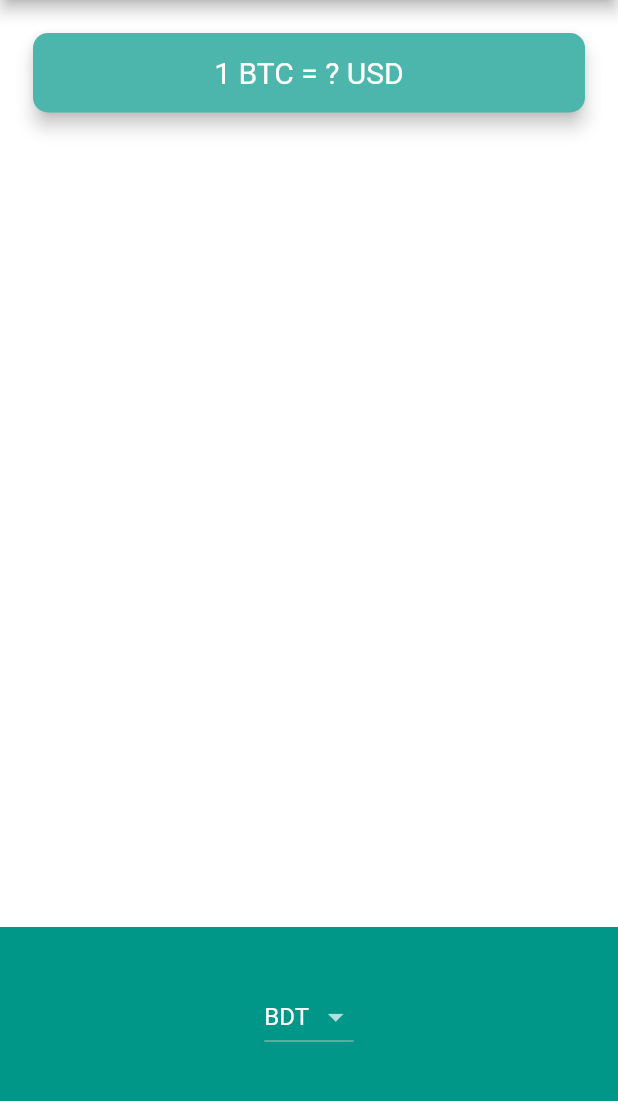
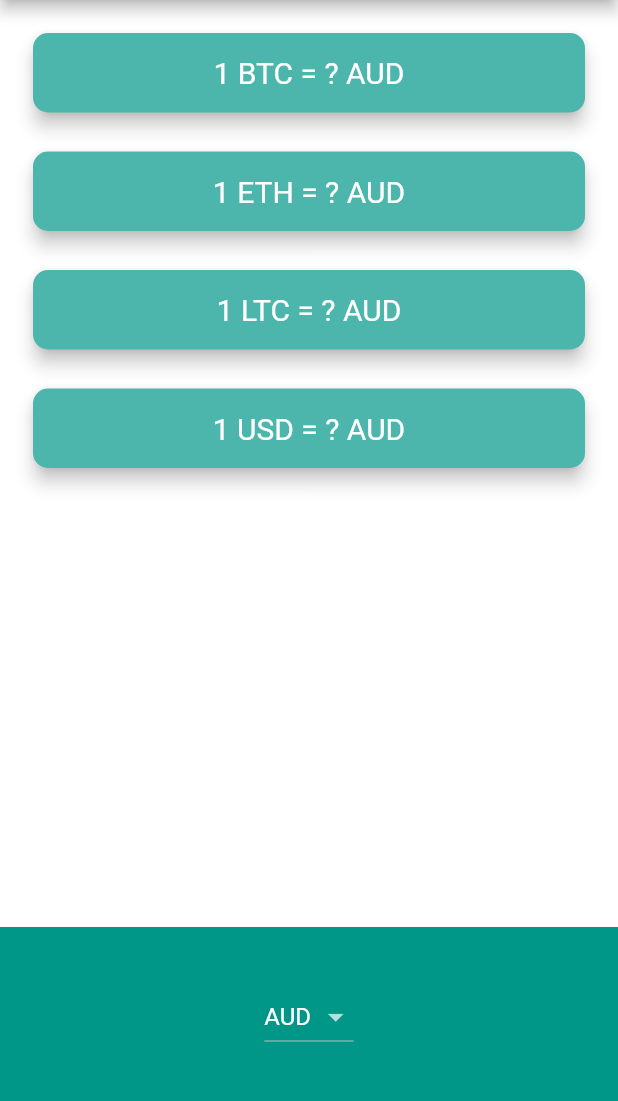
Before and after one commit to saiful2396/bitcoin_ticker, a Flutter app: the screen it shows after launch, on a phone screen of 412 x 824 dp, the part 84-1185 px from its top. Run offline on Flutter 3.47's test engine with Material 2 defaults, Android fonts, the phone set to English and light mode, and no system bars; network calls fail.

Commit message:
update cryptoCAr & apikey

```diff
--- a/lib/model/coindata.dart
+++ b/lib/model/coindata.dart
@@ -1,56 +1,25 @@
 import 'dart:convert';
+import 'package:bitcoin_ticker/widget/constant.dart';
 import 'package:http/http.dart' as http;
 
-const List<String> currenciesList = [
-  'AUD',
-  'BDT',
-  'BRL',
-  'CAD',
-  'CNY',
-  'EUR',
-  'GBP',
-  'HKD',
-  'IDR',
-  'ILS',
-  'INR',
-  'JPY',
-  'MXN',
-  'NOK',
-  'NZD',
-  'PLN',
-  'RON',
-  'RUB',
-  'SEK',
-  'SGD',
-  'USD',
-  'ZAR'
-];
-const List<String> cryptoList = [
-  'BTC',
-  'ETH',
-  'LTC',
-];
-const apiKey = '0BFBADF8-81E0-4A31-881E-9C33068F9AA0';
-const url = 'https://rest.coinapi.io/v1/exchangerate';
+class CoinData {
+  Future getCoinData(String selectedCurrency) async {
 
-class CoinData {
-  final String asset_id_base;
-  final String asset_id_quote;
-  final int rate;
+    Map<String, String> cryptoPrices = {};
 
-  CoinData({this.asset_id_base, this.asset_id_quote, this.rate});
+    for (String crypto in cryptoList) {
+      String requestURL = '$url/$crypto/$selectedCurrency?apikey=$apiKey';
+      http.Response response = await http.get(requestURL);
 
-  Future getCoinData() async {
-    String requestURL = '$url/BTC/USD?apikey=$apiKey';
-    var response = await http.get(requestURL);
-
-    if(response.statusCode == 200){
-      var decodeData = jsonDecode(response.body);
-      var rate = decodeData['rate'];
-    return rate;
-    }else{
-      print(response.statusCode);
+      if (response.statusCode == 200) {
+        var decodedData = jsonDecode(response.body);
+        double rate = decodedData['rate'];
+        cryptoPrices[crypto] = rate.toStringAsFixed(2);
+      } else {
+        print(response.statusCode);
+        throw'Problem with the get request';
+      }
     }
+    return cryptoPrices;
   }
-
 }
--- a/lib/screen/bitcoin_ticker.dart
+++ b/lib/screen/bitcoin_ticker.dart
@@ -1,8 +1,9 @@
 import 'dart:io' show Platform;
 import 'package:bitcoin_ticker/model/coindata.dart';
+import 'package:bitcoin_ticker/widget/constant.dart';
+import 'package:bitcoin_ticker/widget/crypto_card.dart';
 import 'package:flutter/cupertino.dart';
 import 'package:flutter/material.dart';
-
 
 class BitcoinScreen extends StatefulWidget {
   @override
@@ -10,20 +11,23 @@ class BitcoinScreen extends StatefulWidget {
 }
 
 class _BitcoinScreenState extends State<BitcoinScreen> {
+  String selectedCurrency = 'AUD';
+  bool isWaiting = false;
 
-  String selectedCurrency = 'BDT';
-  String bitCoinValueInUSD = '?';
-
-  void getRate() async{
+  Map<String, String> coinValues ={};
+  void getRate() async {
+    isWaiting = true;
     try {
-      double data = await CoinData().getCoinData();
+      var data = await CoinData().getCoinData(selectedCurrency);
+      isWaiting = false;
       setState(() {
-        bitCoinValueInUSD = data.toStringAsFixed(0);
+        coinValues = data;
       });
-    }catch(e) {
+    } catch (e) {
       print(e);
     }
   }
+
   DropdownButton<String> androidDropdown() {
     List<DropdownMenuItem<String>> dropDownItems = [];
     for (String currency in currenciesList) {
@@ -39,6 +43,7 @@ class _BitcoinScreenState extends State<BitcoinScreen> {
       onChanged: (value) {
         setState(() {
           selectedCurrency = value;
+          getRate();
         });
       },
     );
@@ -56,7 +61,8 @@ class _BitcoinScreenState extends State<BitcoinScreen> {
       itemExtent: 32.0,
       onSelectedItemChanged: (value) {
         setState(() {
-          selectedCurrency = value.toString();
+          selectedCurrency = currenciesList[value];
+          getRate();
         });
       },
       children: pickerItems,
@@ -76,27 +82,46 @@ class _BitcoinScreenState extends State<BitcoinScreen> {
         title: Text('BitCoin Ticker App'),
         centerTitle: true,
       ),
+
       body: Column(
-        mainAxisAlignment: MainAxisAlignment.spaceBetween,
+        //mainAxisAlignment: MainAxisAlignment.spaceBetween,
         crossAxisAlignment: CrossAxisAlignment.stretch,
         children: [
-          Padding( padding: EdgeInsets.fromLTRB(18.0, 18.0, 18.0, 0),
-            child: Card( color: Colors.teal[300],
-              elevation: 5,
-              shape: RoundedRectangleBorder(
-                  borderRadius: BorderRadius.circular( 10.0 ) ),
-              child: Padding( padding: EdgeInsets.symmetric(
-                  horizontal: 24.0, vertical: 15.0 ),
-                child: Text( '1 BTC = $bitCoinValueInUSD USD', textAlign: TextAlign.center,
-                  style: TextStyle(
-                      fontSize: 20.0, color: Colors.white ), ), ), ), ),
-          Container( height: 150.0,
+          Column(
+            crossAxisAlignment: CrossAxisAlignment.stretch,
+            children: [
+              CryptoCard(
+                cryptoCurrency: 'BTC',
+                value: isWaiting ? '?' : coinValues['BTC'],
+                selectedCurrency: selectedCurrency,
+              ),
+              CryptoCard(
+                cryptoCurrency: 'ETH',
+                value: isWaiting ? '?' : coinValues['ETH'],
+                selectedCurrency: selectedCurrency,
+              ),
+              CryptoCard(
+                cryptoCurrency: 'LTC',
+                value: isWaiting ? '?' : coinValues['LTC'],
+                selectedCurrency: selectedCurrency,
+              ),
+              CryptoCard(
+                cryptoCurrency: 'USD',
+                value: isWaiting ? '?' : coinValues['USD'],
+                selectedCurrency: selectedCurrency,
+              ),
+            ],
+          ),
+          Spacer(),
+          Container(
+            height: 150.0,
             alignment: Alignment.center,
-            padding: EdgeInsets.only( bottom: 30.0 ),
-            color: Theme
-                .of( context )
-                .primaryColor,
-            child: Platform.isIOS ? iOSPicker( ) : androidDropdown( ), ),
-        ], ), );
+            padding: EdgeInsets.only(bottom: 30.0),
+            color: Theme.of(context).primaryColor,
+            child: Platform.isIOS ? iOSPicker() : androidDropdown(),
+          ),
+        ],
+      ),
+    );
   }
 }
--- /dev/null
+++ b/lib/widget/constant.dart
@@ -0,0 +1,28 @@
+const List<String> currenciesList = [
+  'AUD',
+  'BDT',
+  'BRL',
+  'CAD',
+  'CNY',
+  'EUR',
+  'GBP',
+  'HKD',
+  'IDR',
+  'ILS',
+  'INR',
+  'JPY',
+  'MXN',
+  'NOK',
+  'NZD',
+  'PLN',
+  'RON',
+  'RUB',
+  'SEK',
+  'SGD',
+  'USD',
+  'ZAR'
+];
+const List<String> cryptoList = ['BTC', 'ETH', 'LTC', 'USD'];
+
+const apiKey = '0BFBADF8-81E0-4A31-881E-9C33068F9AA0';
+const url = 'https://rest.coinapi.io/v1/exchangerate';
--- /dev/null
+++ b/lib/widget/crypto_card.dart
@@ -0,0 +1,30 @@
+import 'package:flutter/material.dart';
+
+class CryptoCard extends StatelessWidget {
+  CryptoCard({this.value, this.selectedCurrency, this.cryptoCurrency});
+
+  final String value;
+  final String selectedCurrency;
+  final String cryptoCurrency;
+
+  @override
+  Widget build(BuildContext context) {
+    return Padding(
+      padding: EdgeInsets.fromLTRB(18.0, 18.0, 18.0, 0),
+      child: Card(
+        color: Colors.teal[300],
+        elevation: 5.0,
+        shape: RoundedRectangleBorder(
+            borderRadius: BorderRadius.circular(10.0)),
+        child: Padding(
+          padding: EdgeInsets.symmetric(horizontal: 24.0, vertical: 15.0),
+          child: Text(
+            '1 $cryptoCurrency = $value $selectedCurrency',
+            textAlign: TextAlign.center,
+            style: TextStyle(fontSize: 20.0, color: Colors.white),
+          ),
+        ),
+      ),
+    );
+  }
+}
```
